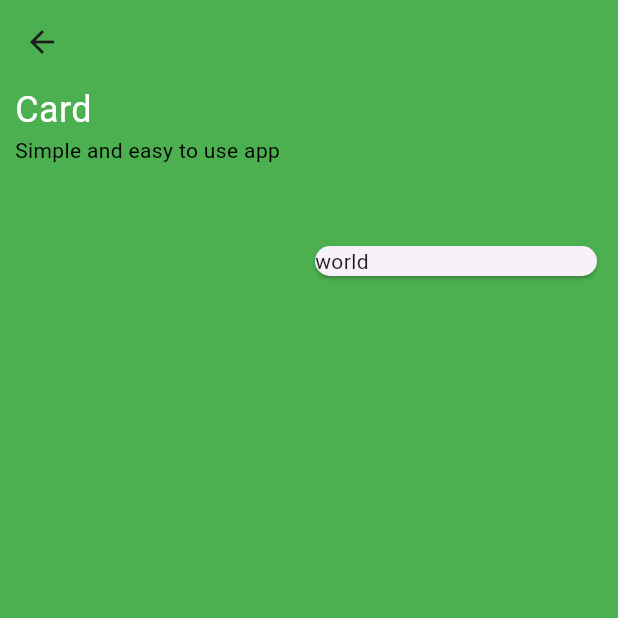
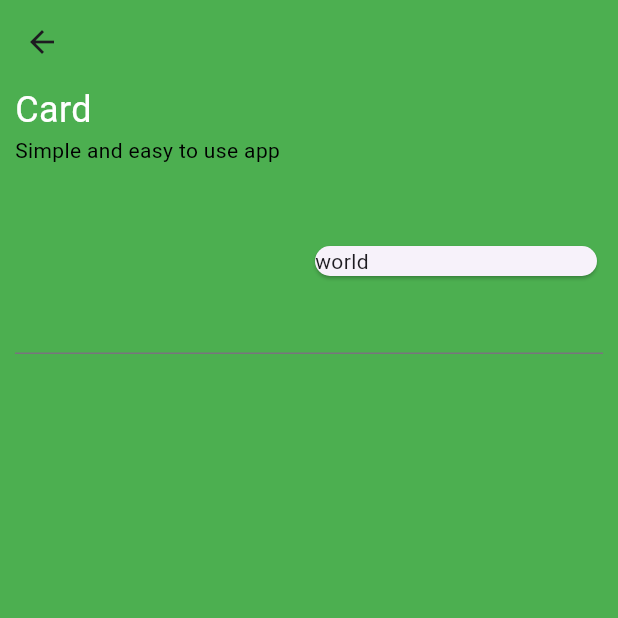
Before and after one commit to Baibhav-Ghimire/android-studio, a Flutter app: the CardScreen screen opened directly, on a phone screen of 412 x 824 dp, the top half of it. Run offline on Flutter 3.47's test engine with Material 3 defaults, Android fonts, the phone set to English and light mode, and no system bars.

Commit message:
november 22

```diff
--- /dev/null
+++ b/lib/constants/app_images.dart
@@ -0,0 +1,5 @@
+class AppImages {
+  static const String facebook = "assets/images/image.png";
+
+  static const String google = "assets/images/1360212.png";
+}
--- a/lib/login_screen.dart
+++ b/lib/login_screen.dart
@@ -40,6 +40,13 @@ class _CardScreenState extends State<CardScreen> {
                 Expanded(child: Card(child: Text("world"))),
               ],
             ),
+
+            TextField(),
+            SizedBox(height: 60,)
+
+
+
+
           ],
         ),
       ),
--- a/pubspec.yaml
+++ b/pubspec.yaml
@@ -59,9 +59,9 @@ flutter:
 
   # To add assets to your application, add an assets section, like this:
   assets:
-    #- assets/animation/
-    #- assets/audio/
-    #- assets/icons/
+    - assets/animation/
+    - assets/audio/
+    - assets/icons/
     - assets/images/
 
 
```
